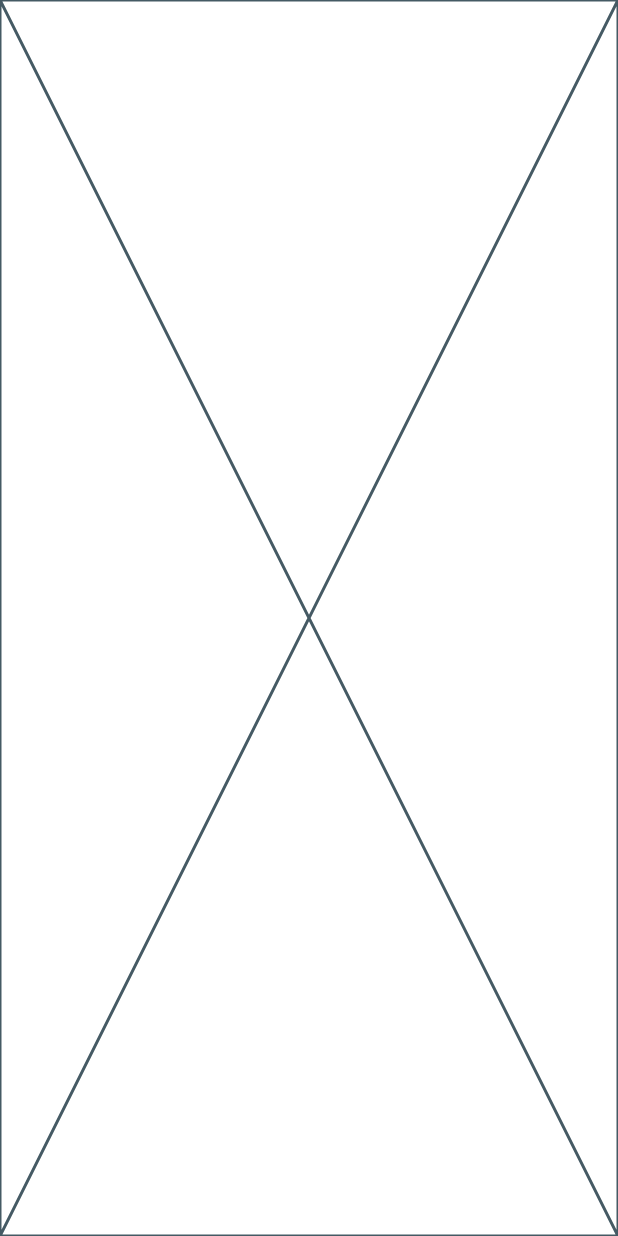
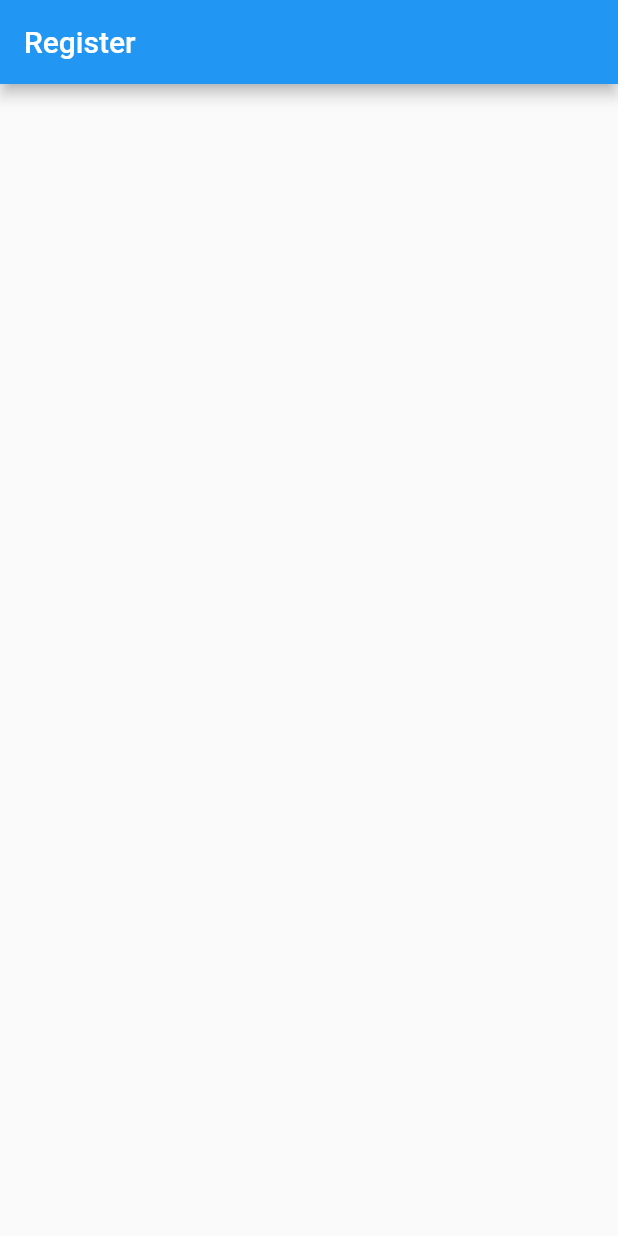
Before and after one commit to danielatego/flutter-app, a Flutter app: the screen it shows after launch, on a phone screen of 412 x 824 dp. Run offline on Flutter 3.47's test engine with Material 2 defaults, Android fonts, the phone set to English and light mode, and no system bars; our stand-ins replace firebase_core; accounts and stored records are empty.

Commit message:
appbar creation

```diff
--- a/mynotes/lib/main.dart
+++ b/mynotes/lib/main.dart
@@ -14,6 +14,9 @@ class HomePage extends StatelessWidget {
 
   @override
   Widget build(BuildContext context) {
-    return const Placeholder();
+    return Scaffold(
+      appBar: AppBar(title: const Text('Register'),
+      ),
+    );
   }
 }
```
